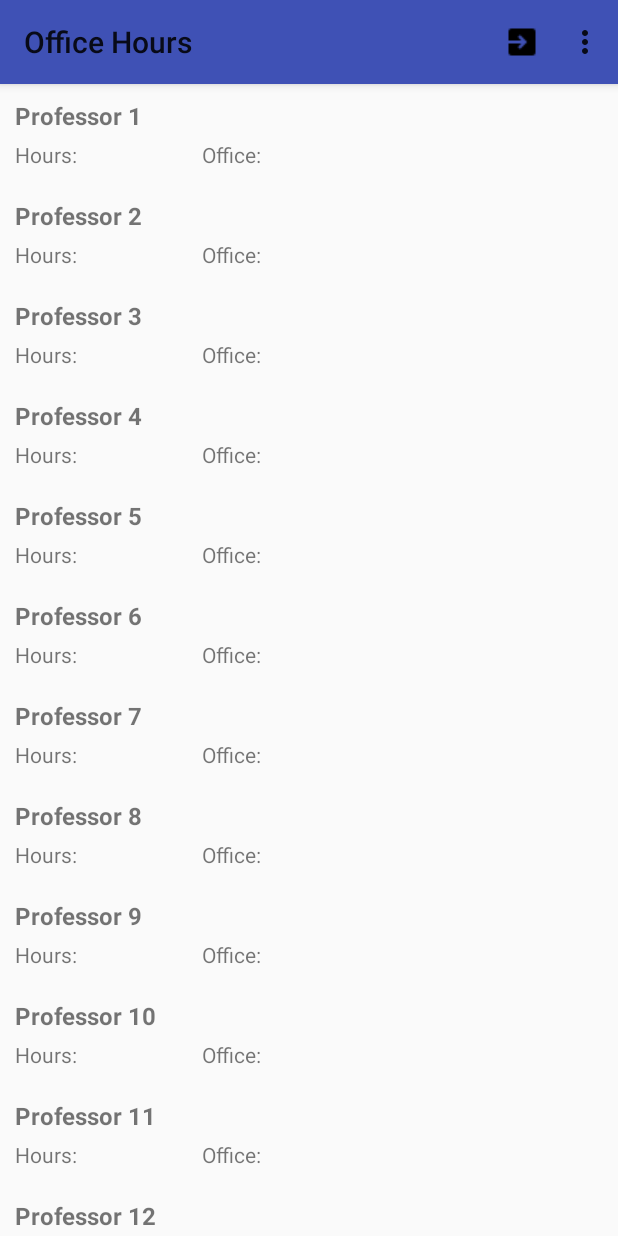
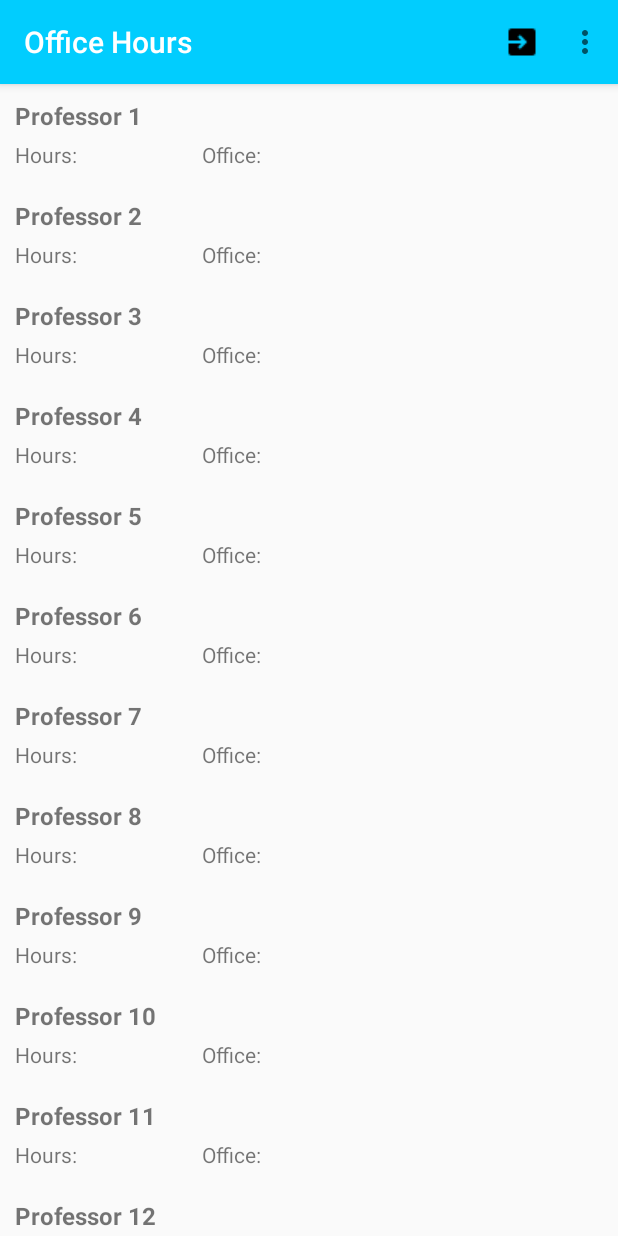
Before and after one commit to jctully/OfficeHours, an Android app: the screen it shows after launch (MainActivity), on a phone screen of 412 x 824 dp. Run offline under Robolectric (Android 15) with nearby library versions, the phone set to English and light mode, and no system bars; our stand-ins replace Firebase (no records; nobody signed in at launch, a user with empty details on screens opened directly).

Commit message:
Changed the color theme of the app

```diff
--- a/OfficeHours/app/src/main/java/tmb/csci412/wwu/officehours/MainActivity.java
+++ b/OfficeHours/app/src/main/java/tmb/csci412/wwu/officehours/MainActivity.java
@@ -2,6 +2,7 @@ package tmb.csci412.wwu.officehours;
 
 
 import android.content.Intent;
+import android.graphics.Color;
 import android.support.annotation.NonNull;
 import android.support.design.widget.BottomNavigationView;
 import android.support.v7.app.ActionBar;
@@ -35,6 +36,7 @@ public class MainActivity extends AppCompatActivity {
         Toolbar myToolbar = (Toolbar) findViewById(R.id.my_toolbar);
         myToolbar.inflateMenu(R.menu.option_menu);
         myToolbar.setTitle("Office Hours");
+        myToolbar.setTitleTextColor(Color.WHITE);
         myToolbar.setOnMenuItemClickListener(new Toolbar.OnMenuItemClickListener() {
             @Override
             public boolean onMenuItemClick(MenuItem item) {
--- a/OfficeHours/app/src/main/res/layout/activity_main.xml
+++ b/OfficeHours/app/src/main/res/layout/activity_main.xml
@@ -12,7 +12,7 @@
         android:layout_height="?attr/actionBarSize"
         android:background="?attr/colorPrimary"
         android:elevation="4dp"
-        android:theme="@style/ThemeOverlay.AppCompat.ActionBar"
+        android:theme="@style/AppTheme"
         app:popupTheme="@style/ThemeOverlay.AppCompat.Light"/>
 
     <android.support.v4.widget.NestedScrollView
--- a/OfficeHours/app/src/main/res/menu/option_menu.xml
+++ b/OfficeHours/app/src/main/res/menu/option_menu.xml
@@ -7,12 +7,12 @@
         android:enabled="true"
         android:icon="@drawable/settings_icon_24"
         android:title="Settings"
-        app:showAsAction="never" />
+        app:showAsAction="never"
+        />
     <item
         android:id="@+id/login"
         android:title="Login"
         android:enabled="true"
-
         android:icon="@drawable/login_icon_24"
         app:showAsAction="ifRoom" />
 </menu>
--- a/OfficeHours/app/src/main/res/values/colors.xml
+++ b/OfficeHours/app/src/main/res/values/colors.xml
@@ -1,8 +1,8 @@
 <?xml version="1.0" encoding="utf-8"?>
 <resources>
-    <color name="colorPrimary">#3F51B5</color>
+    <color name="colorPrimary">#01cdfe</color>
     <color name="colorPrimaryDark">#303F9F</color>
-    <color name="colorAccent">#FF4081</color>
+    <color name="colorAccent">#05ffa1</color>
     <color name="colorWhite">#FFFFFF</color>
     <color name="colorBlack">#000000</color>
 </resources>
--- a/OfficeHours/app/src/main/res/values/styles.xml
+++ b/OfficeHours/app/src/main/res/values/styles.xml
@@ -2,10 +2,15 @@
 <resources>
 
     <style name="AppTheme" parent="Theme.AppCompat.Light.NoActionBar">
+        <item name="actionMenuTextColor">@color/colorWhite</item>
         <item name="colorPrimary">@color/colorPrimary</item>
-        <item name="colorPrimaryDark">@color/colorPrimaryDark</item>
+        <item name="colorPrimaryDark">@color/colorPrimary</item>
         <item name="colorAccent">@color/colorAccent</item>
 
     </style>
 
+    <style name="AppTheme.ActionBar" parent="Theme.AppCompat.Light.DarkActionBar">
+        <item name="actionMenuTextColor">@color/colorWhite</item>
+
+    </style>
 </resources>
```
